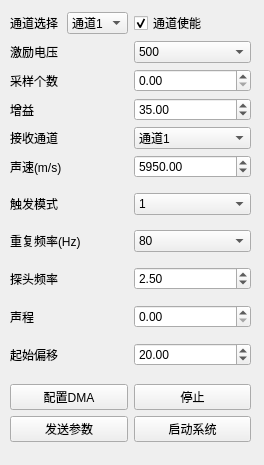
Above: Ui/ParaSetWidget.ui from lishuaiyuan1990/Zynq before the change. Below: the same form after it.
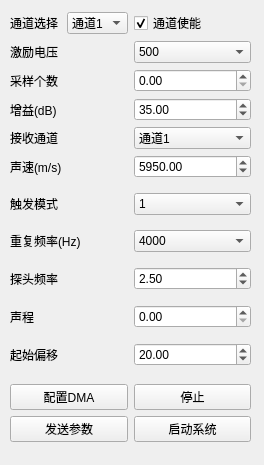
That is the form after the change.

Commit message: 增益下发参数修改、网格问题修复

The edit to the form file:
```diff
--- a/Ui/ParaSetWidget.ui
+++ b/Ui/ParaSetWidget.ui
@@ -180,7 +180,7 @@
             <item>
              <widget class="QLabel" name="label_6">
               <property name="text">
-               <string>增益</string>
+               <string>增益(dB)</string>
               </property>
              </widget>
             </item>
@@ -377,6 +377,9 @@
             </item>
             <item>
              <widget class="QComboBox" name="m_prf">
+              <property name="currentIndex">
+               <number>7</number>
+              </property>
               <item>
                <property name="text">
                 <string>80</string>
```
Left out of the diff: 2 changed lines with no effect on the pictures. The commit also changes 13 other files.
